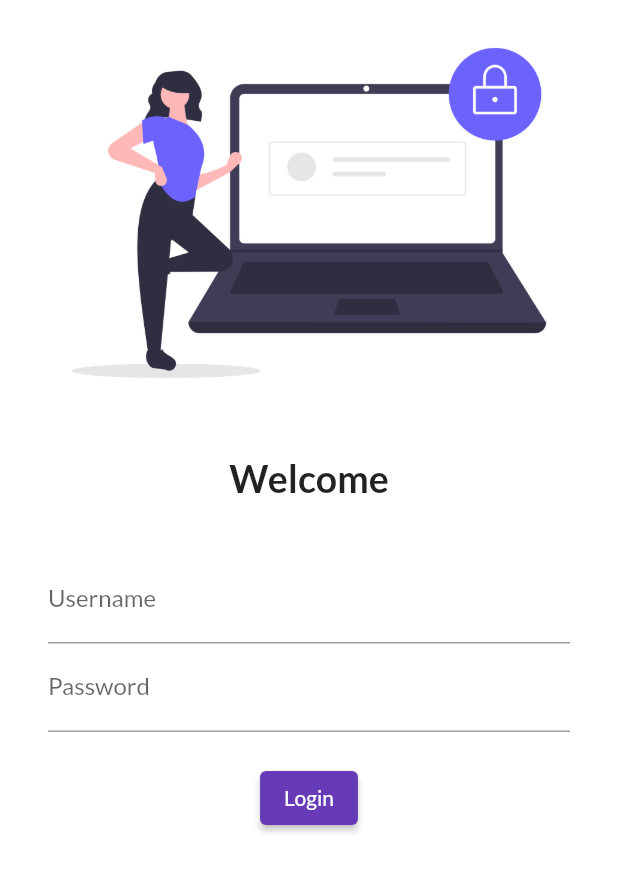
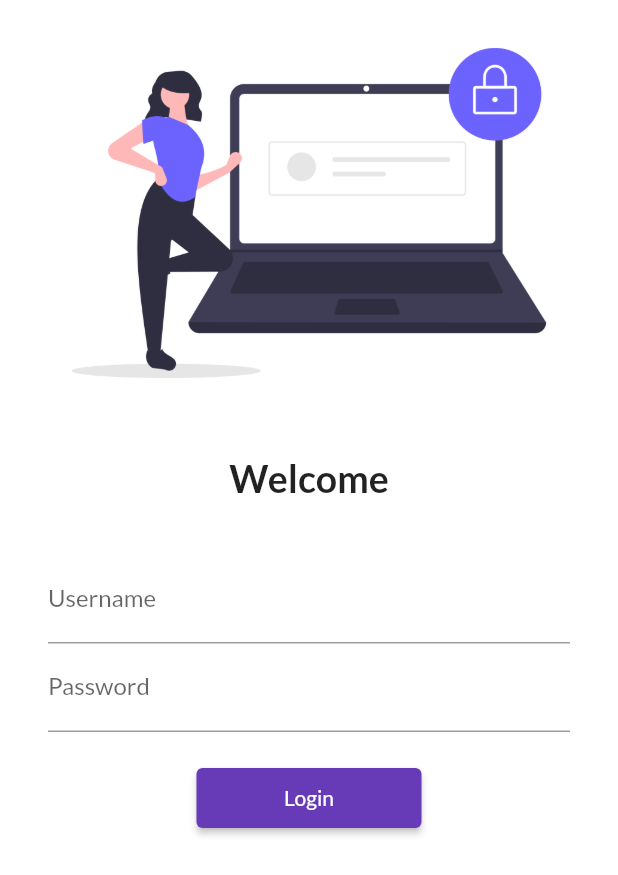
Before and after one commit to vijaysaxena999/30-Days_of_flutter, a Flutter app: the screen it shows after launch, on a phone screen of 412 x 824 dp. Shown: the top 875 px of the screen. Run offline on Flutter 3.47's test engine with Material 2 defaults, Android fonts, the phone set to English and light mode, and no system bars; our stand-ins replace google_fonts.

Commit message:
Day-5 Completed

```diff
--- a/lib/Pages/Loginpage.dart
+++ b/lib/Pages/Loginpage.dart
@@ -1,4 +1,5 @@
 import 'package:flutter/material.dart';
+import 'package:flutter_1/utils/routes.dart';
 
 class Loginpage extends StatelessWidget {
   const Loginpage({super.key});
@@ -7,6 +8,7 @@ class Loginpage extends StatelessWidget {
   Widget build(BuildContext context) {
     return Material(
         color: Colors.white,
+        child: SingleChildScrollView(
           child: Column(
             children: [
               Image.asset(
@@ -35,25 +37,30 @@ class Loginpage extends StatelessWidget {
                   children: [
                     TextFormField(
                       decoration: InputDecoration(
-                        hintText: "Enter your username", labelText: "Username"),
+                          hintText: "Enter your username",
+                          labelText: "Username"),
                     ),
                     TextFormField(
                       obscureText: true,
                       decoration: InputDecoration(
-                        hintText: "Enter your Password", labelText: "Password"),
+                          hintText: "Enter your Password",
+                          labelText: "Password"),
                     ),
                     SizedBox(
                       height: 20.0,
                     ),
                     ElevatedButton(
                       onPressed: () {
-                        print("Welcome");
+                        Navigator.pushNamed(context, MyRoutes.homeRoute);
                       },
-                      child: Text("Login"))
+                      child: Text("Login"),
+                      style: TextButton.styleFrom(minimumSize: Size(150, 40)),
+                    )
                   ],
                 ),
               )
             ],
+          ),
         ));
   }
 }
--- a/lib/main.dart
+++ b/lib/main.dart
@@ -1,6 +1,7 @@
 import 'package:flutter/material.dart';
 import 'package:flutter_1/Pages/Homepage.dart';
 import 'package:flutter_1/Pages/Loginpage.dart';
+import 'package:flutter_1/utils/routes.dart';
 import 'package:google_fonts/google_fonts.dart';
 
 void main(List<String> args) {
@@ -21,8 +22,8 @@ class MyApp extends StatelessWidget {
       initialRoute: "/",
       routes: {
         "/": (context) => Loginpage(),
-        "/home": (context) => Homepage(),
-        "/login": (context) => Loginpage()
+        MyRoutes.homeRoute: (context) => Homepage(),
+        MyRoutes.loginRoute: (context) => Loginpage()
       },
     );
   }
--- /dev/null
+++ b/lib/utils/routes.dart
@@ -0,0 +1,4 @@
+class MyRoutes {
+  static String loginRoute = "/login";
+  static String homeRoute = "/home";
+}
```
Lines whose indentation alone changed are shown as unchanged.
